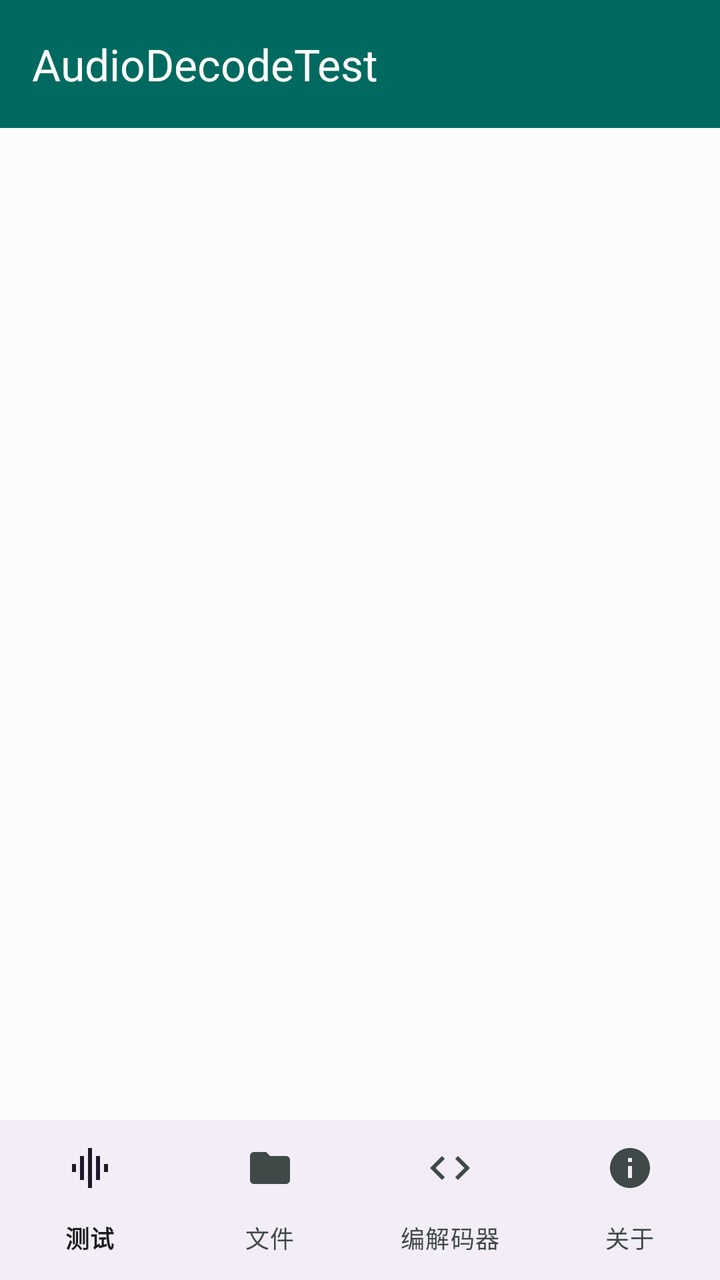
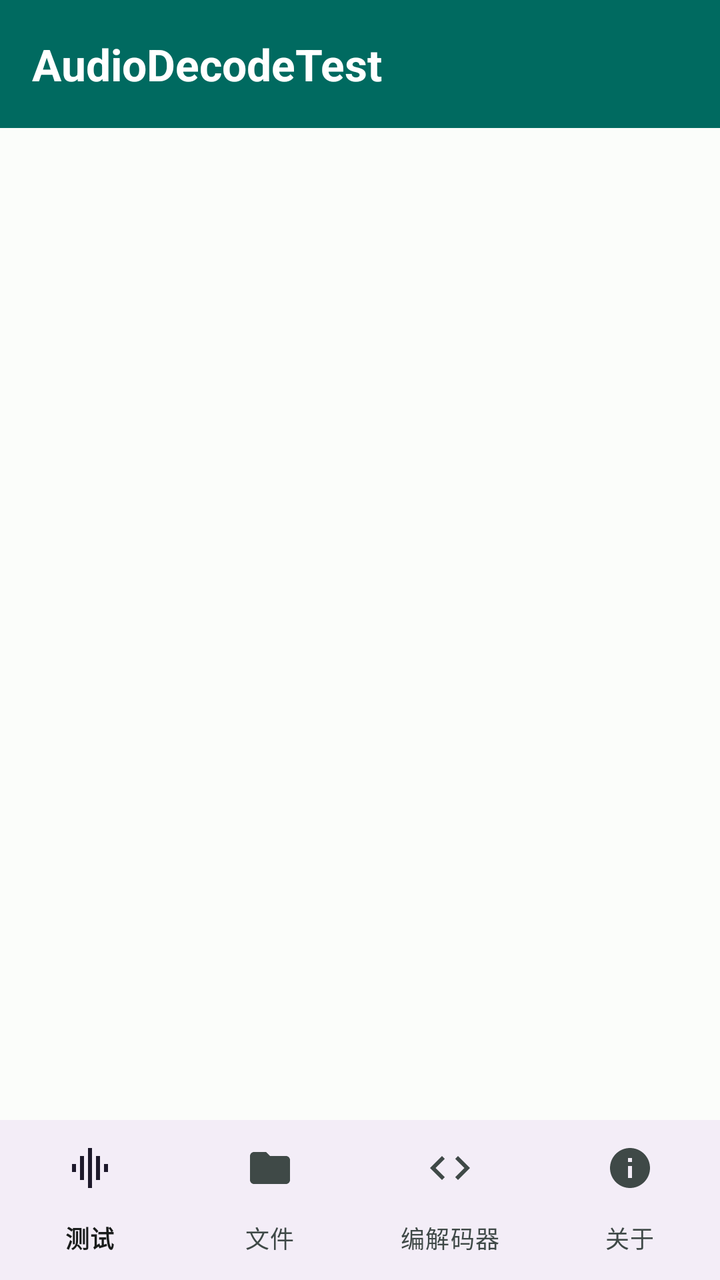

Before-and-after screenshots of an Android layout around one commit, followed by the original layout XML and the change that was made.
<!-- AndroidManifest.xml: application theme Theme.AudioDecodeTestApp -->
<!-- res/layout/activity_main.xml -->
<?xml version="1.0" encoding="utf-8"?>
<LinearLayout xmlns:android="http://schemas.android.com/apk/res/android"
    xmlns:app="http://schemas.android.com/apk/res-auto"
    android:layout_width="match_parent"
    android:layout_height="match_parent"
    android:orientation="vertical">

    <com.google.android.material.appbar.MaterialToolbar
        android:id="@+id/toolbar"
        android:layout_width="match_parent"
        android:layout_height="?attr/actionBarSize"
        android:background="@color/primary"
        app:title="@string/app_name"
        app:titleTextColor="@color/on_primary" />

    <androidx.fragment.app.FragmentContainerView
        android:id="@+id/fragment_container"
        android:layout_width="match_parent"
        android:layout_height="0dp"
        android:layout_weight="1" />

    <com.google.android.material.bottomnavigation.BottomNavigationView
        android:id="@+id/bottom_nav"
        android:layout_width="match_parent"
        android:layout_height="wrap_content"
        app:labelVisibilityMode="labeled"
        app:menu="@menu/bottom_nav_menu" />
</LinearLayout>
<!-- resources referenced by this layout -->
<resources>
  <color name="on_primary">#FFFFFF</color>
  <color name="primary">#006A60</color>
  <string name="app_name">AudioDecodeTest</string>
  <style name="Theme.AudioDecodeTestApp" parent="Theme.Material3.DayNight.NoActionBar">
          <item name="colorPrimary">@color/primary</item>
          <item name="colorOnPrimary">@color/on_primary</item>
          <item name="colorPrimaryContainer">@color/primary_container</item>
          <item name="colorOnPrimaryContainer">@color/on_primary_container</item>
          <item name="colorSecondary">@color/secondary</item>
          <item name="colorOnSecondary">@color/on_secondary</item>
          <item name="android:colorBackground">@color/background</item>
          <item name="colorOnBackground">@color/on_background</item>
          <item name="colorSurface">@color/surface</item>
          <item name="colorOnSurface">@color/on_surface</item>
          <item name="colorSurfaceVariant">@color/surface_variant</item>
          <item name="colorOnSurfaceVariant">@color/on_surface_variant</item>
          <item name="android:statusBarColor">@color/primary</item>
      </style>
  <color name="primary_container">#74F8E7</color>
  <color name="on_primary_container">#00201C</color>
  <color name="secondary">#4A635F</color>
  <color name="on_secondary">#FFFFFF</color>
  <color name="background">#FBFDFA</color>
  <color name="on_background">#191C1B</color>
  <color name="surface">#FBFDFA</color>
  <color name="on_surface">#191C1B</color>
  <color name="surface_variant">#DAE5E1</color>
  <color name="on_surface_variant">#3F4947</color>
</resources>

<!-- the commit's change to res/layout/activity_main.xml (unified diff, before → after) -->
@@ -1,6 +1,7 @@
 <?xml version="1.0" encoding="utf-8"?>
 <LinearLayout xmlns:android="http://schemas.android.com/apk/res/android"
     xmlns:app="http://schemas.android.com/apk/res-auto"
+    android:id="@+id/root"
     android:layout_width="match_parent"
     android:layout_height="match_parent"
     android:orientation="vertical">
@@ -11,6 +12,7 @@
         android:layout_height="?attr/actionBarSize"
         android:background="@color/primary"
         app:title="@string/app_name"
+        app:titleTextAppearance="@style/ToolbarTitleStyle"
         app:titleTextColor="@color/on_primary" />
 
     <androidx.fragment.app.FragmentContainerView
@@ -23,6 +25,7 @@
         android:id="@+id/bottom_nav"
         android:layout_width="match_parent"
         android:layout_height="wrap_content"
+        app:itemTextAppearance="@style/BottomNavLabelStyle"
         app:labelVisibilityMode="labeled"
         app:menu="@menu/bottom_nav_menu" />
 </LinearLayout>
<!-- resource entries referenced after the edit -->
@@ -3,6 +3,13 @@
   <color name="on_primary">#FFFFFF</color>
   <color name="primary">#006A60</color>
   <string name="app_name">AudioDecodeTest</string>
+  <style name="BottomNavLabelStyle" parent="TextAppearance.Material3.LabelMedium">
+          <item name="android:textSize">@dimen/text_label</item>
+      </style>
+  <style name="ToolbarTitleStyle" parent="TextAppearance.Material3.TitleLarge">
+          <item name="android:textSize">@dimen/text_title_medium</item>
+          <item name="android:textStyle">bold</item>
+      </style>
   <style name="Theme.AudioDecodeTestApp" parent="Theme.Material3.DayNight.NoActionBar">
           <item name="colorPrimary">@color/primary</item>
           <item name="colorOnPrimary">@color/on_primary</item>
@@ -17,7 +24,11 @@
           <item name="colorSurfaceVariant">@color/surface_variant</item>
           <item name="colorOnSurfaceVariant">@color/on_surface_variant</item>
           <item name="android:statusBarColor">@color/primary</item>
+          <item name="android:navigationBarColor">@color/surface</item>
+          <item name="android:windowLightNavigationBar">true</item>
       </style>
+  <dimen name="text_label">16sp</dimen>
+  <dimen name="text_title_medium">22sp</dimen>
   <color name="primary_container">#74F8E7</color>
   <color name="on_primary_container">#00201C</color>
   <color name="secondary">#4A635F</color>
